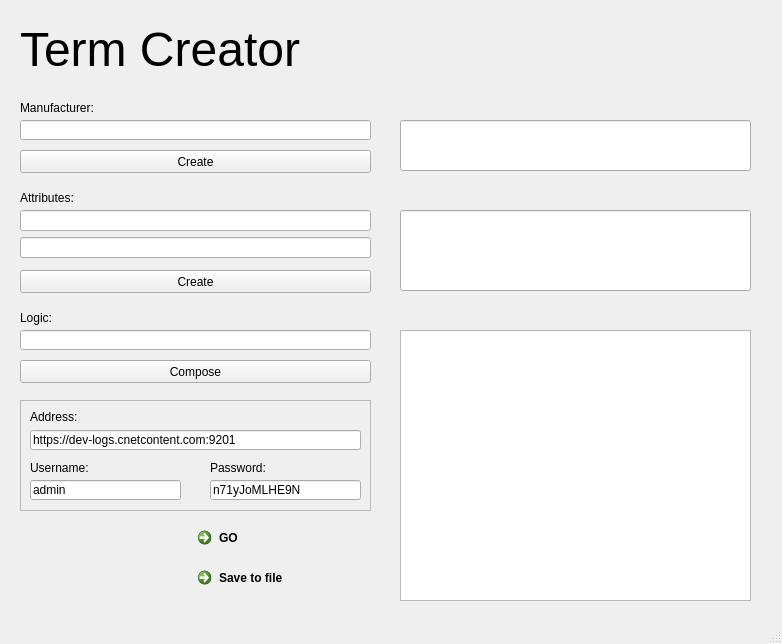
First picture: the form in PythonApplication3/test.ui, repository flaniq/ubiquitous-octo-funicular, before the edit.
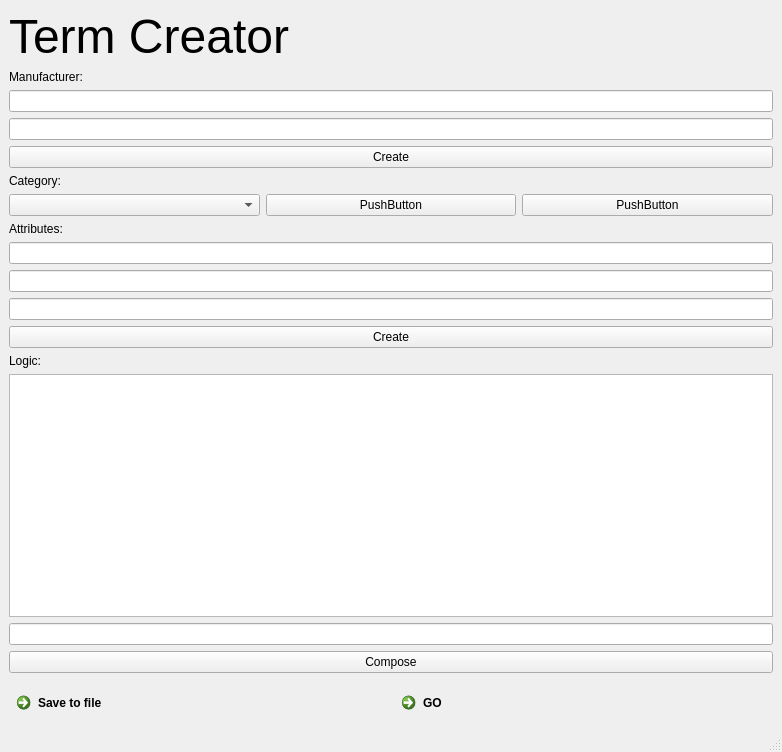
Second picture: the form after the edit.

Commit message: GUI was changed to support SQL Queries

Patch:
```diff
--- a/PythonApplication3/test.ui
+++ b/PythonApplication3/test.ui
@@ -7,7 +7,7 @@
     <x>0</x>
     <y>0</y>
     <width>782</width>
-    <height>644</height>
+    <height>752</height>
    </rect>
   </property>
   <property name="sizePolicy">
@@ -29,44 +29,9 @@
    <bool>true</bool>
   </property>
   <widget class="QWidget" name="centralwidget">
-   <widget class="QPushButton" name="pushButton">
-    <property name="geometry">
-     <rect>
-      <x>20</x>
-      <y>270</y>
-      <width>351</width>
-      <height>23</height>
-     </rect>
-    </property>
-    <property name="focusPolicy">
-     <enum>Qt::WheelFocus</enum>
-    </property>
-    <property name="text">
-     <string>Create</string>
-    </property>
-    <property name="flat">
-     <bool>false</bool>
-    </property>
-   </widget>
-   <widget class="QLineEdit" name="lineEdit_2">
-    <property name="geometry">
-     <rect>
-      <x>400</x>
-      <y>210</y>
-      <width>351</width>
-      <height>81</height>
-     </rect>
-    </property>
-   </widget>
+   <layout class="QVBoxLayout" name="verticalLayout_2">
+    <item>
    <widget class="QLabel" name="label">
-    <property name="geometry">
-     <rect>
-      <x>20</x>
-      <y>20</y>
-      <width>311</width>
-      <height>58</height>
-     </rect>
-    </property>
     <property name="font">
      <font>
       <pointsize>36</pointsize>
@@ -79,138 +44,110 @@
      <string>Term Creator</string>
     </property>
    </widget>
-   <widget class="QWidget" name="verticalLayoutWidget">
-    <property name="geometry">
-     <rect>
-      <x>20</x>
-      <y>210</y>
-      <width>351</width>
-      <height>48</height>
-     </rect>
-    </property>
-    <layout class="QVBoxLayout" name="verticalLayout">
-     <item>
-      <widget class="QLineEdit" name="lineEdit"/>
      </item>
      <item>
-      <widget class="QLineEdit" name="lineEdit_3"/>
-     </item>
-    </layout>
-   </widget>
-   <widget class="QLineEdit" name="lineEdit_4">
-    <property name="geometry">
-     <rect>
-      <x>20</x>
-      <y>120</y>
-      <width>351</width>
-      <height>20</height>
-     </rect>
-    </property>
-   </widget>
-   <widget class="QLineEdit" name="lineEdit_5">
-    <property name="geometry">
-     <rect>
-      <x>400</x>
-      <y>120</y>
-      <width>351</width>
-      <height>51</height>
-     </rect>
-    </property>
-   </widget>
-   <widget class="QPushButton" name="pushButton_2">
-    <property name="geometry">
-     <rect>
-      <x>20</x>
-      <y>150</y>
-      <width>351</width>
-      <height>23</height>
-     </rect>
-    </property>
-    <property name="text">
-     <string>Create</string>
-    </property>
-   </widget>
-   <widget class="QPushButton" name="pushButton_3">
-    <property name="geometry">
-     <rect>
-      <x>20</x>
-      <y>360</y>
-      <width>351</width>
-      <height>23</height>
-     </rect>
-    </property>
-    <property name="text">
-     <string>Compose</string>
-    </property>
-   </widget>
-   <widget class="QLineEdit" name="lineEdit_7">
-    <property name="geometry">
-     <rect>
-      <x>20</x>
-      <y>330</y>
-      <width>351</width>
-      <height>20</height>
-     </rect>
-    </property>
-   </widget>
-   <widget class="QTextEdit" name="textEdit">
-    <property name="geometry">
-     <rect>
-      <x>400</x>
-      <y>330</y>
-      <width>351</width>
-      <height>271</height>
-     </rect>
-    </property>
-   </widget>
    <widget class="QLabel" name="label_2">
-    <property name="geometry">
-     <rect>
-      <x>20</x>
-      <y>100</y>
-      <width>81</width>
-      <height>16</height>
-     </rect>
-    </property>
     <property name="text">
      <string>Manufacturer:</string>
     </property>
    </widget>
+    </item>
+    <item>
+     <widget class="QLineEdit" name="lineEdit_4"/>
+    </item>
+    <item>
+     <widget class="QLineEdit" name="lineEdit_5"/>
+    </item>
+    <item>
+     <widget class="QPushButton" name="pushButton_2">
+      <property name="text">
+       <string>Create</string>
+      </property>
+     </widget>
+    </item>
+    <item>
+     <widget class="QLabel" name="label_8">
+      <property name="text">
+       <string>Category:</string>
+      </property>
+     </widget>
+    </item>
+    <item>
+     <layout class="QHBoxLayout" name="horizontalLayout_2">
+      <item>
+       <widget class="QComboBox" name="comboBox"/>
+      </item>
+      <item>
+       <widget class="QPushButton" name="pushButton_4">
+        <property name="text">
+         <string>PushButton</string>
+        </property>
+       </widget>
+      </item>
+      <item>
+       <widget class="QPushButton" name="pushButton_5">
+        <property name="text">
+         <string>PushButton</string>
+        </property>
+       </widget>
+      </item>
+     </layout>
+    </item>
+    <item>
    <widget class="QLabel" name="label_3">
-    <property name="geometry">
-     <rect>
-      <x>20</x>
-      <y>190</y>
-      <width>81</width>
-      <height>16</height>
-     </rect>
-    </property>
     <property name="text">
      <string>Attributes:</string>
     </property>
    </widget>
+    </item>
+    <item>
+     <layout class="QVBoxLayout" name="verticalLayout">
+      <item>
+       <widget class="QLineEdit" name="lineEdit"/>
+      </item>
+      <item>
+       <widget class="QLineEdit" name="lineEdit_3"/>
+      </item>
+     </layout>
+    </item>
+    <item>
+     <widget class="QLineEdit" name="lineEdit_2"/>
+    </item>
+    <item>
+     <widget class="QPushButton" name="pushButton">
+      <property name="focusPolicy">
+       <enum>Qt::WheelFocus</enum>
+      </property>
+      <property name="text">
+       <string>Create</string>
+      </property>
+      <property name="flat">
+       <bool>false</bool>
+      </property>
+     </widget>
+    </item>
+    <item>
    <widget class="QLabel" name="label_4">
-    <property name="geometry">
-     <rect>
-      <x>20</x>
-      <y>310</y>
-      <width>61</width>
-      <height>16</height>
-     </rect>
-    </property>
     <property name="text">
      <string>Logic:</string>
     </property>
    </widget>
+    </item>
+    <item>
+     <widget class="QTextEdit" name="textEdit"/>
+    </item>
+    <item>
+     <widget class="QLineEdit" name="lineEdit_7"/>
+    </item>
+    <item>
+     <widget class="QPushButton" name="pushButton_3">
+      <property name="text">
+       <string>Compose</string>
+      </property>
+     </widget>
+    </item>
+    <item>
    <widget class="QFrame" name="frame">
-    <property name="geometry">
-     <rect>
-      <x>20</x>
-      <y>400</y>
-      <width>351</width>
-      <height>111</height>
-     </rect>
-    </property>
     <property name="frameShape">
      <enum>QFrame::StyledPanel</enum>
     </property>
@@ -296,32 +233,26 @@
      </property>
     </widget>
    </widget>
-   <widget class="QCommandLinkButton" name="commandLinkButton">
-    <property name="geometry">
-     <rect>
-      <x>190</x>
-      <y>520</y>
-      <width>185</width>
-      <height>41</height>
-     </rect>
-    </property>
-    <property name="text">
-     <string>GO</string>
-    </property>
-   </widget>
+    </item>
+    <item>
+     <layout class="QHBoxLayout" name="horizontalLayout">
+      <item>
    <widget class="QCommandLinkButton" name="commandLinkButton_2">
-    <property name="geometry">
-     <rect>
-      <x>190</x>
-      <y>560</y>
-      <width>185</width>
-      <height>41</height>
-     </rect>
-    </property>
     <property name="text">
      <string>Save to file</string>
     </property>
    </widget>
+      </item>
+      <item>
+       <widget class="QCommandLinkButton" name="commandLinkButton">
+        <property name="text">
+         <string>GO</string>
+        </property>
+       </widget>
+      </item>
+     </layout>
+    </item>
+   </layout>
   </widget>
   <widget class="QStatusBar" name="statusbar"/>
  </widget>
```
Lines whose indentation alone changed are shown as unchanged. The commit also changes 4 other files.
